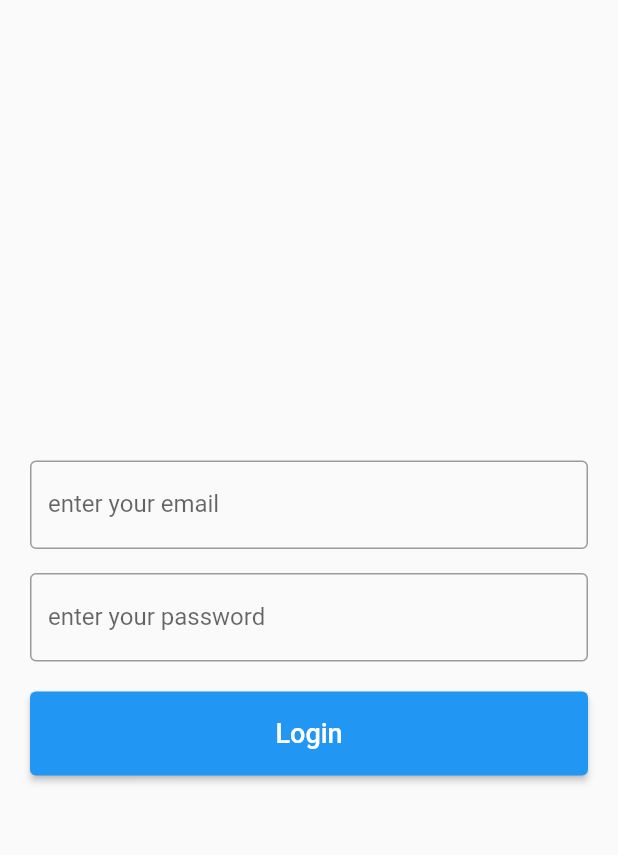
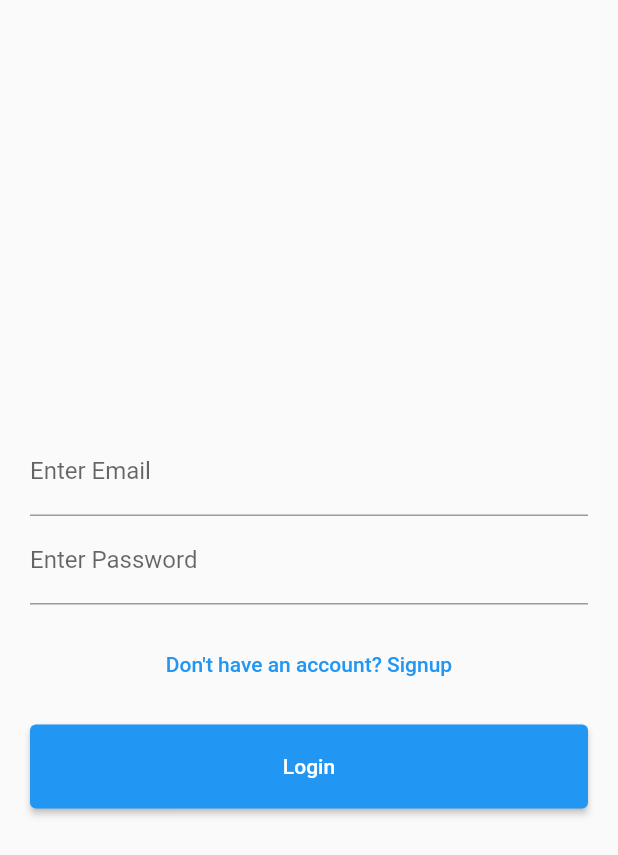
Before and after one commit to b3ingHassan/flutter_practice, a Flutter app: the screen it shows after launch, after a tap on "Login", on a phone screen of 412 x 824 dp. Shown: the top 855 px of the screen. Run offline on Flutter 3.47's test engine with Material 2 defaults, Android fonts, the phone set to English and light mode, and no system bars; our stand-ins replace firebase_core; accounts and stored records are empty.

Commit message:
created a form widget

```diff
--- /dev/null
+++ b/lib/home_page.dart
@@ -0,0 +1,17 @@
+import 'package:flutter/material.dart';
+
+class HomePage extends StatelessWidget {
+  const HomePage({super.key});
+
+  @override
+  Widget build(BuildContext context) {
+    return Scaffold(
+      appBar: AppBar(
+        title: const Text("HomePage"),
+      ),
+      body: const Center(
+        child: Text("Welcome To HomePage"),
+      ),
+    );
+  }
+}
--- a/lib/main.dart
+++ b/lib/main.dart
@@ -1,6 +1,13 @@
+import 'package:crud_operations/firebase_options.dart';
+import 'package:crud_operations/services/authentication_form.dart';
 import 'package:flutter/material.dart';
+import 'package:firebase_core/firebase_core.dart';
 
-void main() => runApp(const MyApp());
+void main() async {
+  WidgetsFlutterBinding.ensureInitialized();
+  await Firebase.initializeApp(options: DefaultFirebaseOptions.currentPlatform);
+  runApp(const MyApp());
+}
 
 class MyApp extends StatelessWidget {
   const MyApp({super.key});
@@ -10,64 +17,7 @@ class MyApp extends StatelessWidget {
     return const MaterialApp(
       debugShowCheckedModeBanner: false,
       title: 'Material App',
-      home: Scaffold(
-        body: LoginPage(),
-      ),
+      home: AuthenticationForm(),
     );
   }
 }
-
-class LoginPage extends StatefulWidget {
-  const LoginPage({super.key});
-
-  @override
-  State<LoginPage> createState() => _LoginPageState();
-}
-
-class _LoginPageState extends State<LoginPage> {
-  @override
-  Widget build(BuildContext context) {
-    return Scaffold(
-      body: Padding(
-        padding: const EdgeInsets.all(20.0),
-        child: Column(
-          crossAxisAlignment: CrossAxisAlignment.center,
-          mainAxisAlignment: MainAxisAlignment.center,
-          children: [
-            const TextField(
-              decoration: InputDecoration(
-                labelText: "enter your email",
-                border: OutlineInputBorder(),
-              ),
-            ),
-            const SizedBox(
-              height: 16,
-            ),
-            const TextField(
-              decoration: InputDecoration(
-                labelText: "enter your password",
-                border: OutlineInputBorder(),
-              ),
-            ),
-            const SizedBox(
-              height: 20,
-            ),
-            SizedBox(
-              width: MediaQuery.of(context).size.width,
-              height: 56,
-              child: ElevatedButton(
-                onPressed: () {},
-                child: const Text(
-                  "Login",
-                  style: TextStyle(
-                    fontSize: 18,
-                  ),
-                ),
-              ),
-            )
-          ],
-        ),
-      ),
-    );
-  }
-}
--- /dev/null
+++ b/lib/services/authentication_form.dart
@@ -0,0 +1,77 @@
+import 'package:flutter/material.dart';
+
+class AuthenticationForm extends StatefulWidget {
+  const AuthenticationForm({super.key});
+
+  @override
+  State<AuthenticationForm> createState() => _AuthenticationFormState();
+}
+
+class _AuthenticationFormState extends State<AuthenticationForm> {
+  final _formKey = GlobalKey();
+  bool isLogin = true;
+  changeIsLoginValue() {
+    setState(() {
+      isLogin = !isLogin;
+    });
+  }
+
+  @override
+  Widget build(BuildContext context) {
+    return Scaffold(
+      body: Padding(
+        padding: const EdgeInsets.all(20.0),
+        child: Form(
+          key: _formKey,
+          child: Column(
+            crossAxisAlignment: CrossAxisAlignment.center,
+            mainAxisAlignment: MainAxisAlignment.center,
+            children: [
+              if (!isLogin)
+                TextFormField(
+                  key: const ValueKey("first name"),
+                  decoration:
+                      const InputDecoration(labelText: "Enter First Name"),
+                ),
+              if (!isLogin)
+                TextFormField(
+                  key: const ValueKey("last name"),
+                  decoration:
+                      const InputDecoration(labelText: "Enter Last Name"),
+                ),
+              TextFormField(
+                key: const ValueKey("email"),
+                decoration: const InputDecoration(labelText: "Enter Email"),
+              ),
+              TextFormField(
+                obscureText: true,
+                key: const ValueKey("password"),
+                decoration: const InputDecoration(labelText: "Enter Password"),
+              ),
+              const SizedBox(
+                height: 16,
+              ),
+              TextButton(
+                onPressed: () => changeIsLoginValue(),
+                child: isLogin
+                    ? const Text("Don't have an account? Signup")
+                    : const Text("Already have an account? Singin"),
+              ),
+              const SizedBox(
+                height: 16,
+              ),
+              SizedBox(
+                width: double.infinity,
+                height: 56,
+                child: ElevatedButton(
+                  onPressed: () {},
+                  child: isLogin ? const Text("Login") : const Text("Signup"),
+                ),
+              )
+            ],
+          ),
+        ),
+      ),
+    );
+  }
+}
--- a/pubspec.yaml
+++ b/pubspec.yaml
@@ -36,6 +36,7 @@ dependencies:
   # Use with the CupertinoIcons class for iOS style icons.
   cupertino_icons: ^1.0.2
   firebase_core: ^2.15.0
+  firebase_auth: ^4.7.2
 
 dev_dependencies:
   flutter_test:
```
Also changed, not shown: pubspec.lock, 1 other file.
